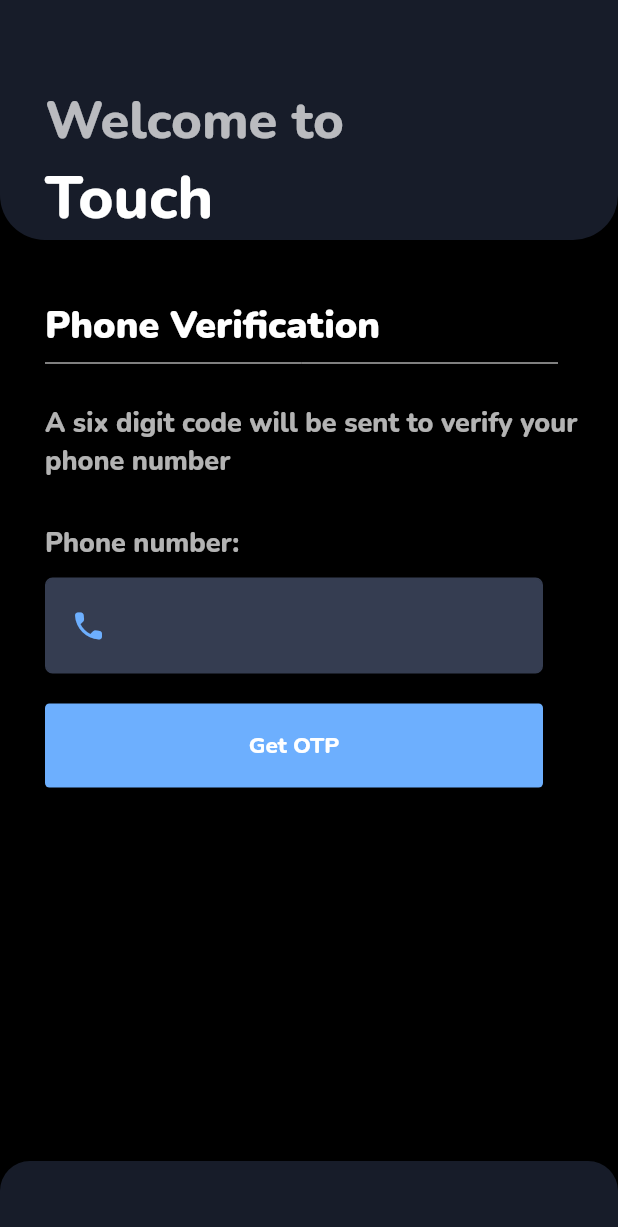
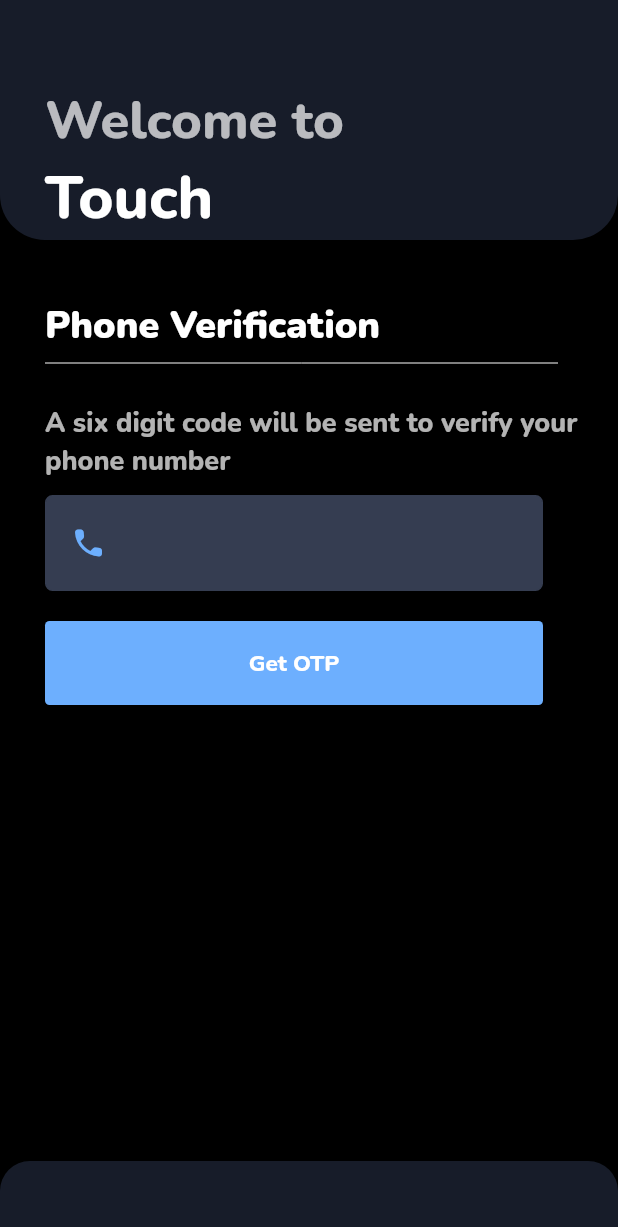
Before and after one commit to yogesh-hackx/Unknown_startup, a Flutter app: the screen it shows after launch, on a phone screen of 412 x 824 dp. Shown: the top 1227 px of the screen. Run offline on Flutter 3.47's test engine with Material 2 defaults, Android fonts, the phone set to English and light mode, and no system bars; our stand-ins replace badges, cached_network_image, chewie, cloud_firestore, file_picker, firebase_auth and 13 more; missing offline and left inert: agora_rtc_engine, chat_pickers, flutter_downloader, video_compress, video_thumbnail; accounts and stored records are empty.

Commit message:
theme changed

```diff
--- a/lib/main.dart
+++ b/lib/main.dart
@@ -89,9 +89,7 @@ class _MyAppState extends State<MyApp> with WidgetsBindingObserver {
               fontWeight: FontWeight.w800,
             ),
             caption: GoogleFonts.nunito(
-                fontWeight: FontWeight.w900,
-                color: Colors.white70,
-                fontSize: 20),
+                fontWeight: FontWeight.w900, color: Colors.white, fontSize: 20),
           ),
           iconTheme: IconThemeData(
             color: Colors.white,
@@ -101,7 +99,7 @@ class _MyAppState extends State<MyApp> with WidgetsBindingObserver {
           ),
           buttonColor: const Color.fromRGBO(109, 175, 254, 1),
           bottomNavigationBarTheme: BottomNavigationBarThemeData(
-            backgroundColor: Colors.black,
+            backgroundColor: Color.fromRGBO(23, 28, 41, 1),
             type: BottomNavigationBarType.fixed,
             selectedItemColor: const Color.fromRGBO(109, 175, 254, 1),
             unselectedItemColor: Colors.white,
--- a/lib/screens/signup.dart
+++ b/lib/screens/signup.dart
@@ -68,11 +68,6 @@ class _SignUpScreenState extends State<SignUpScreen> {
                 style: Theme.of(context).textTheme.headline4),
           ),
           Container(
-            margin: const EdgeInsets.only(left: 30, top: 30),
-            child: Text("Phone number:",
-                style: Theme.of(context).textTheme.headline4),
-          ),
-          Container(
             margin: const EdgeInsets.only(left: 30, top: 10, right: 50),
             width: 320,
             padding: const EdgeInsets.all(4),
```
Also changed, not shown: lib/screens/chat_screen.dart (+17 -17 lines), lib/widgets/chat_tile.dart (+2 -8 lines).
